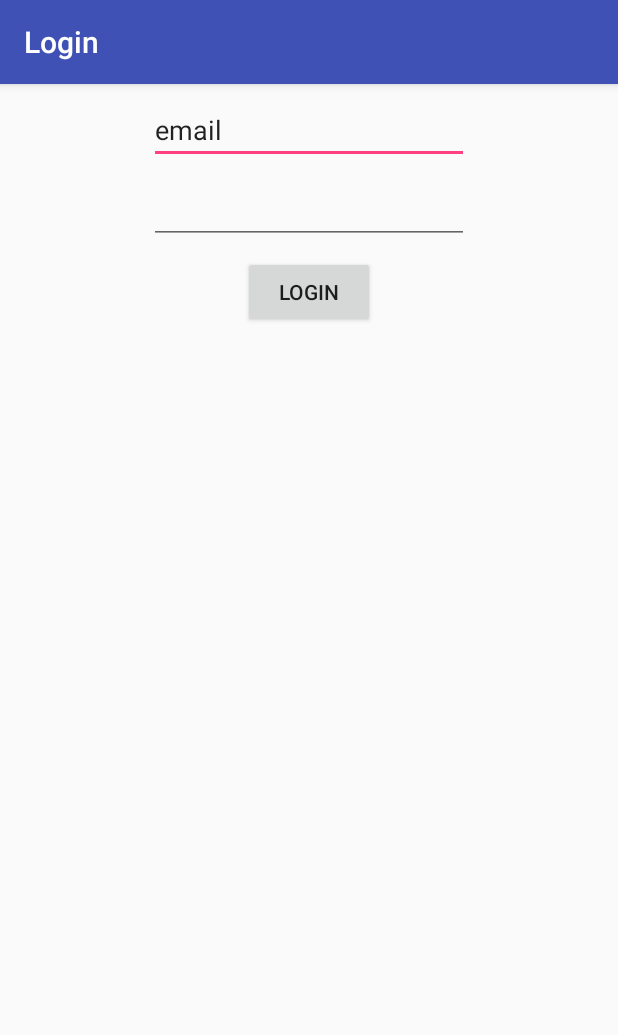
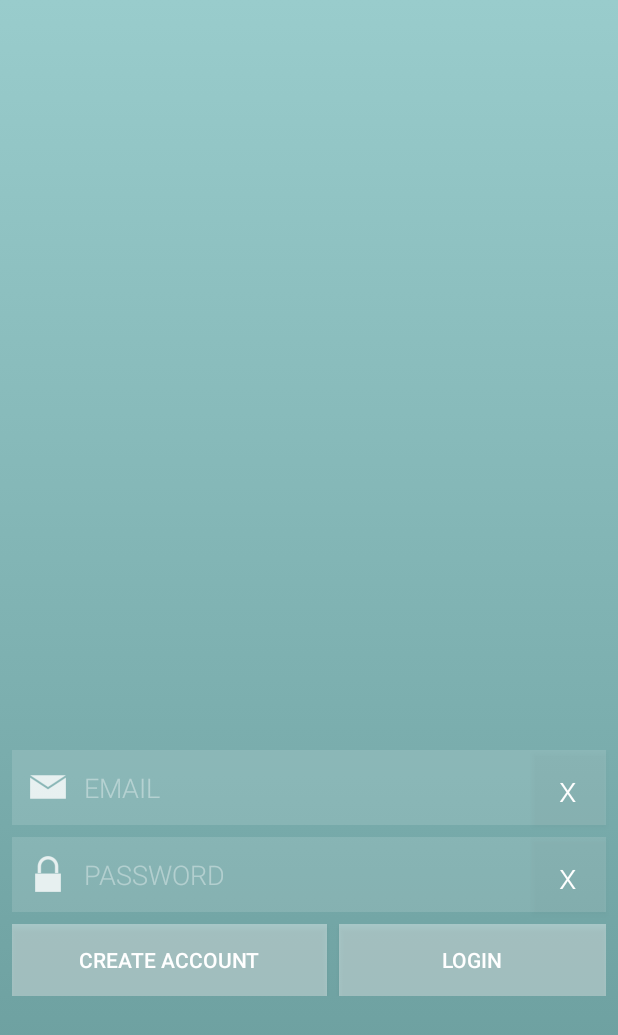
Before and after one commit to allemus06/Recipe-App, an Android app: the screen it shows after launch (Activity_Login), on a phone screen of 412 x 824 dp. Shown: the top 1035 px of the screen. Run offline under Robolectric (Android 15) with nearby library versions, the phone set to English and light mode, and no system bars; our stand-ins replace Firebase (no records; nobody signed in at launch, a user with empty details on screens opened directly).

Commit message:
Firebase Login, Create Account, complete.

```diff
--- a/app/src/main/java/cecs453/android/csulb/edu/recipeapp/Activity_Login.java
+++ b/app/src/main/java/cecs453/android/csulb/edu/recipeapp/Activity_Login.java
@@ -2,6 +2,8 @@ package cecs453.android.csulb.edu.recipeapp;
 
 import android.os.Bundle;
 import android.support.annotation.NonNull;
+import android.support.constraint.ConstraintLayout;
+import android.support.constraint.ConstraintSet;
 import android.support.v7.app.AppCompatActivity;
 import android.text.TextUtils;
 import android.util.Log;
@@ -22,15 +24,24 @@ public class Activity_Login extends AppCompatActivity {
     private FirebaseAuth.AuthStateListener mAuthListener;
 
     private Button loginButton;
+    private Button createAccountButton;
+    private Button emailClearButton;
+    private Button passwordClearButton;
+    private Button conPassClearButton;
     private EditText emailET;
     private EditText passwordET;
+    private EditText conPassET;
+
+    //0 = Login State
+    //1 = Create Account State
+    private int CREATE_ACCOUNT_STATE = 0;
 
     @Override
     protected void onCreate(Bundle savedInstanceState) {
         super.onCreate(savedInstanceState);
-        setContentView(R.layout.activity__login);
+        setContentView(R.layout.activity_login);
 
-        //getActionBar().hide();
+        getSupportActionBar().hide();
         initializeViews();
 
         mAuth = FirebaseAuth.getInstance();
@@ -52,23 +63,76 @@ public class Activity_Login extends AppCompatActivity {
         loginButton.setOnClickListener(new View.OnClickListener() {
             @Override
             public void onClick(View view) {
-                signIn(emailET.getText().toString(), passwordET.getText().toString());
+                if (CREATE_ACCOUNT_STATE == 1) {
+                    createAccount(emailET.getText().toString(), passwordET.getText().toString());
+                } else {
+                    signIn(emailET.getText().toString(), passwordET.getText().toString());
+                }
             }
         });
 
-//        FirebaseUser user = FirebaseAuth.getInstance().getCurrentUser();
-//        if (user != null) {
-//            // Name, email address, and profile photo Url
-//            String name = user.getDisplayName();
-//            String email = user.getEmail();
-//            Uri photoUrl = user.getPhotoUrl();
-//
-//            // The user's ID, unique to the Firebase project. Do NOT use this value to
-//            // authenticate with your backend server, if you have one. Use
-//            // FirebaseUser.getToken() instead.
-//            String uid = user.getUid();
-//        }
+        createAccountButton.setOnClickListener(new View.OnClickListener() {
+            @Override
+            public void onClick(View view) {
 
+                if (CREATE_ACCOUNT_STATE == 1) {
+                    createAccountButton.setText("CREATE ACCOUNT");
+                    loginButton.setText("LOGIN");
+
+                    conPassET.setVisibility(View.INVISIBLE);
+                    conPassClearButton.setVisibility(View.INVISIBLE);
+
+                    ConstraintSet constraintSet = new ConstraintSet();
+                    constraintSet.clone(getApplicationContext(), R.layout.activity_login);
+                    constraintSet.connect(R.id.passwordET, ConstraintSet.BOTTOM, R.id.loginLinearLayout, ConstraintSet.TOP);
+                    ConstraintLayout constraintLayout = (ConstraintLayout) findViewById(R.id.loginLayout);
+                    constraintSet.applyTo(constraintLayout);
+
+                    conPassET.setVisibility(View.INVISIBLE);
+                    conPassClearButton.setVisibility(View.INVISIBLE);
+
+                    CREATE_ACCOUNT_STATE = 0;
+                } else {
+                    createAccountButton.setText("BACK");
+                    loginButton.setText("CREATE ACCOUNT");
+                    conPassET.setText("");
+
+                    conPassET.setVisibility(View.VISIBLE);
+                    conPassClearButton.setVisibility(View.VISIBLE);
+
+                    ConstraintSet constraintSet = new ConstraintSet();
+                    constraintSet.clone(getApplicationContext(), R.layout.activity_login);
+                    constraintSet.connect(R.id.passwordET, ConstraintSet.BOTTOM, R.id.conPassET, ConstraintSet.TOP);
+                    ConstraintLayout constraintLayout = (ConstraintLayout) findViewById(R.id.loginLayout);
+                    constraintSet.applyTo(constraintLayout);
+
+                    CREATE_ACCOUNT_STATE = 1;
+                }
+                //createAccount(emailET.getText().toString(), passwordET.getText().toString());
+            }
+        });
+
+        emailClearButton.setOnClickListener(new View.OnClickListener() {
+            @Override
+            public void onClick(View view) {
+                emailET.setText("");
+                emailET.requestFocus();
+            }
+        });
+        passwordClearButton.setOnClickListener(new View.OnClickListener() {
+            @Override
+            public void onClick(View view) {
+                passwordET.setText("");
+                passwordET.requestFocus();
+            }
+        });
+        conPassClearButton.setOnClickListener(new View.OnClickListener() {
+            @Override
+            public void onClick(View view) {
+                conPassET.setText("");
+                conPassET.requestFocus();
+            }
+        });
     }
 
     @Override
@@ -88,7 +152,26 @@ public class Activity_Login extends AppCompatActivity {
     private void initializeViews () {
         emailET = (EditText) findViewById(R.id.emailET);
         passwordET = (EditText) findViewById(R.id.passwordET);
+        conPassET = (EditText) findViewById(R.id.conPassET);
         loginButton = (Button) findViewById(R.id.loginButton);
+        emailClearButton = (Button) findViewById(R.id.emailClearButton);
+        passwordClearButton = (Button) findViewById(R.id.passwordClearButton);
+        conPassClearButton = (Button) findViewById(R.id.conPassClearButton);
+        createAccountButton = (Button) findViewById(R.id.createAccountButton);
+
+        conPassET.setVisibility(View.INVISIBLE);
+        conPassClearButton.setVisibility(View.INVISIBLE);
+
+        ConstraintSet constraintSet = new ConstraintSet();
+        constraintSet.clone(getApplicationContext(), R.layout.activity_login);
+        constraintSet.connect(R.id.passwordET, ConstraintSet.BOTTOM, R.id.loginLinearLayout, ConstraintSet.TOP);
+        ConstraintLayout constraintLayout = (ConstraintLayout) findViewById(R.id.loginLayout);
+        constraintSet.applyTo(constraintLayout);
+
+        conPassET.setVisibility(View.INVISIBLE);
+        conPassClearButton.setVisibility(View.INVISIBLE);
+
+        CREATE_ACCOUNT_STATE = 0;
     }
 
     private void createAccount(String email, String password) {
@@ -99,30 +182,22 @@ public class Activity_Login extends AppCompatActivity {
 
         //showProgressDialog();
 
-        // [START create_user_with_email]
         mAuth.createUserWithEmailAndPassword(email, password)
                 .addOnCompleteListener(this, new OnCompleteListener<AuthResult>() {
                     @Override
                     public void onComplete(@NonNull Task<AuthResult> task) {
                         if (task.isSuccessful()) {
-                            // Sign in success, update UI with the signed-in user's information
                             Log.i("Account", "createUserWithEmail:success");
                             FirebaseUser user = mAuth.getCurrentUser();
-                            //updateUI(user);
                         } else {
-                            // If sign in fails, display a message to the user.
                             Log.i("Account", "createUserWithEmail:failure", task.getException());
-                            Toast.makeText(Activity_Login.this, "Authentication failed.",
+                            Toast.makeText(Activity_Login.this, "Create Authentication failed.",
                                     Toast.LENGTH_SHORT).show();
-                            //updateUI(null);
                         }
 
-                        // [START_EXCLUDE]
                         //hideProgressDialog();
-                        // [END_EXCLUDE]
                     }
                 });
-        // [END create_user_with_email]
     }
 
     private void signIn(String email, String password) {
@@ -133,34 +208,22 @@ public class Activity_Login extends AppCompatActivity {
 
         //showProgressDialog();
 
-        // [START sign_in_with_email]
         mAuth.signInWithEmailAndPassword(email, password)
                 .addOnCompleteListener(this, new OnCompleteListener<AuthResult>() {
                     @Override
                     public void onComplete(@NonNull Task<AuthResult> task) {
                         if (task.isSuccessful()) {
-                            // Sign in success, update UI with the signed-in user's information
                             Log.i("Account", "signInWithEmail:success");
                             FirebaseUser user = mAuth.getCurrentUser();
-                            //updateUI(user);
                             Toast.makeText(Activity_Login.this, "Login Successful for " + user.getEmail().toString(), Toast.LENGTH_SHORT).show();
                         } else {
-                            // If sign in fails, display a message to the user.
                             Log.i("Account", "signInWithEmail:failure", task.getException());
-                            Toast.makeText(Activity_Login.this, "Authentication failed.",
+                            Toast.makeText(Activity_Login.this, "Login Authentication failed.",
                                     Toast.LENGTH_SHORT).show();
-                            //updateUI(null);
-                        }
-
-                        // [START_EXCLUDE]
-                        if (!task.isSuccessful()) {
-                            //mStatusTextView.setText(R.string.auth_failed);
                         }
                         //hideProgressDialog();
-                        // [END_EXCLUDE]
                     }
                 });
-        // [END sign_in_with_email]
     }
 
     private boolean validateForm() {
@@ -168,7 +231,7 @@ public class Activity_Login extends AppCompatActivity {
 
         String email = emailET.getText().toString();
         if (TextUtils.isEmpty(email)) {
-            emailET.setError("Required.");
+            emailET.setError("Required");
             valid = false;
         } else {
             emailET.setError(null);
@@ -176,36 +239,29 @@ public class Activity_Login extends AppCompatActivity {
 
         String password = passwordET.getText().toString();
         if (TextUtils.isEmpty(password)) {
-            passwordET.setError("Required.");
+            passwordET.setError("Required");
             valid = false;
         } else {
             passwordET.setError(null);
         }
 
+        String conPassword = conPassET.getText().toString();
+        if (CREATE_ACCOUNT_STATE == 1) {
+            if (TextUtils.isEmpty(conPassword)) {
+                conPassET.setError("Required");
+                valid = false;
+            } else {
+                if (password.equals(conPassword)) {
+                    conPassET.setError(null);
+                } else {
+                    conPassET.setError("Passwords don't match");
+                    valid = false;
+                }
+            }
+        } else {
+            conPassET.setError(null);
+        }
+
         return valid;
     }
-
-//    private void updateUI(FirebaseUser user) {
-//        hideProgressDialog();
-//        if (user != null) {
-//            mStatusTextView.setText(getString(R.string.emailpassword_status_fmt,
-//                    user.getEmail(), user.isEmailVerified()));
-//            mDetailTextView.setText(getString(R.string.firebase_status_fmt, user.getUid()));
-//
-//            findViewById(R.id.email_password_buttons).setVisibility(View.GONE);
-//            findViewById(R.id.email_password_fields).setVisibility(View.GONE);
-//            findViewById(R.id.signed_in_buttons).setVisibility(View.VISIBLE);
-//
-//            findViewById(R.id.verify_email_button).setEnabled(!user.isEmailVerified());
-//        } else {
-//            mStatusTextView.setText(R.string.signed_out);
-//            mDetailTextView.setText(null);
-//
-//            findViewById(R.id.email_password_buttons).setVisibility(View.VISIBLE);
-//            findViewById(R.id.email_password_fields).setVisibility(View.VISIBLE);
-//            findViewById(R.id.signed_in_buttons).setVisibility(View.GONE);
-//        }
-//    }
-
-
 }
--- /dev/null
+++ b/app/src/main/res/drawable/login_background.xml
@@ -0,0 +1,12 @@
+<?xml version="1.0" encoding="utf-8"?>
+<selector xmlns:android="http://schemas.android.com/apk/res/android">
+    <item>
+        <shape>
+            <gradient
+                android:angle="90"
+                android:startColor="@color/colorBackgroundDark"
+                android:endColor="@color/colorBackgroundLight"
+                android:type="linear" />
+        </shape>
+    </item>
+</selector>
--- a/app/src/main/res/layout/activity__login.xml
+++ /dev/null
@@ -1,47 +0,0 @@
-<?xml version="1.0" encoding="utf-8"?>
-<android.support.constraint.ConstraintLayout xmlns:android="http://schemas.android.com/apk/res/android"
-    xmlns:app="http://schemas.android.com/apk/res-auto"
-    xmlns:tools="http://schemas.android.com/tools"
-    android:layout_width="match_parent"
-    android:layout_height="match_parent"
-    tools:context="cecs453.android.csulb.edu.recipeapp.Activity_Login">
-
-    <EditText
-        android:id="@+id/emailET"
-        android:layout_width="wrap_content"
-        android:layout_height="wrap_content"
-        android:layout_marginLeft="8dp"
-        android:layout_marginRight="8dp"
-        android:layout_marginTop="8dp"
-        android:ems="10"
-        android:inputType="textEmailAddress"
-        android:text="email"
-        app:layout_constraintLeft_toLeftOf="parent"
-        app:layout_constraintRight_toRightOf="parent"
-        app:layout_constraintTop_toTopOf="parent" />
-
-    <EditText
-        android:id="@+id/passwordET"
-        android:layout_width="wrap_content"
-        android:layout_height="wrap_content"
-        android:ems="10"
-        android:inputType="textPassword"
-        android:layout_marginTop="8dp"
-        app:layout_constraintTop_toBottomOf="@+id/emailET"
-        android:layout_marginLeft="8dp"
-        app:layout_constraintLeft_toLeftOf="parent"
-        android:layout_marginRight="8dp"
-        app:layout_constraintRight_toRightOf="parent" />
-
-    <Button
-        android:id="@+id/loginButton"
-        android:layout_width="wrap_content"
-        android:layout_height="wrap_content"
-        android:layout_marginLeft="8dp"
-        android:layout_marginRight="8dp"
-        android:layout_marginTop="8dp"
-        android:text="Login"
-        app:layout_constraintLeft_toLeftOf="parent"
-        app:layout_constraintRight_toRightOf="parent"
-        app:layout_constraintTop_toBottomOf="@+id/passwordET" />
-</android.support.constraint.ConstraintLayout>
--- /dev/null
+++ b/app/src/main/res/layout/activity_login.xml
@@ -0,0 +1,166 @@
+<?xml version="1.0" encoding="utf-8"?>
+<android.support.constraint.ConstraintLayout xmlns:android="http://schemas.android.com/apk/res/android"
+    xmlns:app="http://schemas.android.com/apk/res-auto"
+    xmlns:tools="http://schemas.android.com/tools"
+    android:id="@+id/loginLayout"
+    android:layout_width="match_parent"
+    android:layout_height="match_parent"
+    android:background="@drawable/login_background"
+    tools:context="cecs453.android.csulb.edu.recipeapp.Activity_Login">
+
+    <EditText
+        android:id="@+id/emailET"
+        android:layout_width="0dp"
+        android:layout_height="50dp"
+        android:layout_marginBottom="8dp"
+        android:layout_marginLeft="8dp"
+        android:layout_marginStart="8dp"
+        android:background="@color/colorWhiteTransparent20"
+        android:drawableLeft="@drawable/icon_email"
+        android:drawablePadding="8dp"
+        android:ems="10"
+        android:fontFamily="sans-serif-light"
+        android:hint="EMAIL"
+        android:inputType="textEmailAddress"
+        android:paddingLeft="8dp"
+        android:textColor="@color/colorWhite"
+        android:textColorHint="@color/colorWhiteTransparent60"
+        app:layout_constraintBottom_toTopOf="@+id/passwordET"
+        app:layout_constraintHorizontal_bias="0.0"
+        app:layout_constraintLeft_toLeftOf="parent"
+        app:layout_constraintRight_toLeftOf="@+id/emailClearButton" />
+
+    <Button
+        android:id="@+id/emailClearButton"
+        android:layout_width="50dp"
+        android:layout_height="50dp"
+        android:layout_marginEnd="8dp"
+        android:layout_marginRight="8dp"
+        android:background="@color/colorWhiteTransparent20"
+        android:fontFamily="sans-serif-light"
+        android:text="x"
+        android:textAllCaps="false"
+        android:textColor="@color/colorWhite"
+        android:textSize="24sp"
+        app:layout_constraintBottom_toBottomOf="@+id/emailET"
+        app:layout_constraintRight_toRightOf="parent"
+        app:layout_constraintTop_toTopOf="@+id/emailET" />
+
+    <EditText
+        android:id="@+id/passwordET"
+        android:layout_width="0dp"
+        android:layout_height="50dp"
+        android:layout_marginBottom="8dp"
+        android:layout_marginLeft="8dp"
+        android:layout_marginStart="8dp"
+        android:background="@color/colorWhiteTransparent20"
+        android:drawableLeft="@drawable/icon_password"
+        android:drawablePadding="8dp"
+        android:ems="10"
+        android:fontFamily="sans-serif-light"
+        android:hint="PASSWORD"
+        android:inputType="textPassword"
+        android:paddingLeft="8dp"
+        android:textColor="@color/colorWhite"
+        android:textColorHint="@color/colorWhiteTransparent60"
+        app:layout_constraintBottom_toTopOf="@+id/conPassET"
+        app:layout_constraintHorizontal_bias="1.0"
+        app:layout_constraintLeft_toLeftOf="parent"
+        app:layout_constraintRight_toLeftOf="@+id/passwordClearButton" />
+
+    <Button
+        android:id="@+id/passwordClearButton"
+        android:layout_width="50dp"
+        android:layout_height="50dp"
+        android:layout_marginEnd="8dp"
+        android:layout_marginRight="8dp"
+        android:background="@color/colorWhiteTransparent20"
+        android:fontFamily="sans-serif-light"
+        android:text="x"
+        android:textAllCaps="false"
+        android:textColor="@color/colorWhite"
+        android:textSize="24sp"
+        app:layout_constraintBottom_toBottomOf="@+id/passwordET"
+        app:layout_constraintRight_toRightOf="parent"
+        app:layout_constraintTop_toTopOf="@+id/passwordET" />
+
+    <EditText
+        android:id="@+id/conPassET"
+        android:layout_width="0dp"
+        android:layout_height="50dp"
+        android:layout_marginBottom="8dp"
+        android:layout_marginLeft="8dp"
+        android:layout_marginStart="8dp"
+        android:background="@color/colorWhiteTransparent20"
+        android:drawableLeft="@drawable/icon_password"
+        android:drawablePadding="8dp"
+        android:ems="10"
+        android:fontFamily="sans-serif-light"
+        android:hint="CONFIRM PASSWORD"
+        android:inputType="textPassword"
+        android:paddingLeft="8dp"
+        android:textColor="@color/colorWhite"
+        android:textColorHint="@color/colorWhiteTransparent60"
+        app:layout_constraintBottom_toTopOf="@+id/loginLinearLayout"
+        app:layout_constraintHorizontal_bias="0.0"
+        app:layout_constraintLeft_toLeftOf="parent"
+        app:layout_constraintRight_toLeftOf="@+id/passwordClearButton" />
+
+    <Button
+        android:id="@+id/conPassClearButton"
+        android:layout_width="50dp"
+        android:layout_height="50dp"
+        android:layout_marginBottom="0dp"
+        android:layout_marginEnd="8dp"
+        android:layout_marginRight="51dp"
+        android:layout_marginTop="0dp"
+        android:background="@color/colorWhiteTransparent20"
+        android:fontFamily="sans-serif-light"
+        android:text="x"
+        android:textAllCaps="false"
+        android:textColor="@color/colorWhite"
+        android:textSize="24sp"
+        app:layout_constraintBottom_toBottomOf="@+id/conPassET"
+        app:layout_constraintRight_toRightOf="parent"
+        app:layout_constraintTop_toTopOf="@+id/conPassET" />
+
+    <LinearLayout
+        android:id="@+id/loginLinearLayout"
+        android:layout_width="0dp"
+        android:layout_height="wrap_content"
+        android:layout_marginBottom="8dp"
+        android:layout_marginLeft="8dp"
+        android:layout_marginRight="8dp"
+        android:layout_marginTop="8dp"
+        android:orientation="horizontal"
+        android:weightSum="2"
+        app:layout_constraintBottom_toBottomOf="parent"
+        app:layout_constraintHorizontal_bias="0.0"
+        app:layout_constraintLeft_toLeftOf="parent"
+        app:layout_constraintRight_toRightOf="parent"
+        app:layout_constraintTop_toTopOf="parent"
+        app:layout_constraintVertical_bias="0.8">
+
+        <Button
+            android:id="@+id/createAccountButton"
+            android:layout_width="wrap_content"
+            android:layout_height="wrap_content"
+            android:layout_marginRight="4dp"
+            android:layout_weight="1"
+            android:background="@color/colorWhiteTransparent60"
+            android:text="Create Account"
+            android:textColor="@color/colorWhite" />
+
+        <Button
+            android:id="@+id/loginButton"
+            android:layout_width="wrap_content"
+            android:layout_height="wrap_content"
+            android:layout_marginLeft="4dp"
+            android:layout_weight="1"
+            android:background="@color/colorWhiteTransparent60"
+            android:text="Login"
+            android:textColor="@color/colorWhite" />
+
+    </LinearLayout>
+
+</android.support.constraint.ConstraintLayout>
--- a/app/src/main/res/values/colors.xml
+++ b/app/src/main/res/values/colors.xml
@@ -1,6 +1,15 @@
 <?xml version="1.0" encoding="utf-8"?>
 <resources>
     <color name="colorPrimary">#3F51B5</color>
-    <color name="colorPrimaryDark">#303F9F</color>
+    <color name="colorPrimaryDark">@color/colorBackgroundDark</color>
     <color name="colorAccent">#FF4081</color>
+
+    <color name="colorWhite">#FFFFFF</color>
+    <color name="colorWhiteTransparent20">#20FFFFFF</color>
+    <color name="colorWhiteTransparent60">#60FFFFFF</color>
+    <color name="colorTransparent">#00000000</color>
+
+    <color name="colorBackgroundLight">#99CCCC</color>
+    <color name="colorBackgroundDark">#669999</color>
+
 </resources>
```
Also changed, not shown: app/src/main/background_blueberries-web.png (added), app/src/main/res/drawable-hdpi/icon_email.png (added), app/src/main/res/drawable-hdpi/icon_password.png (added), app/src/main/res/drawable-mdpi/icon_email.png (added), app/src/main/res/drawable-mdpi/icon_password.png (added), app/src/main/res/drawable-xhdpi/icon_email.png (added), app/src/main/res/drawable-xhdpi/icon_password.png (added), app/src/main/res/drawable-xxhdpi/icon_email.png (added), app/src/main/res/drawable-xxhdpi/icon_password.png (added).
